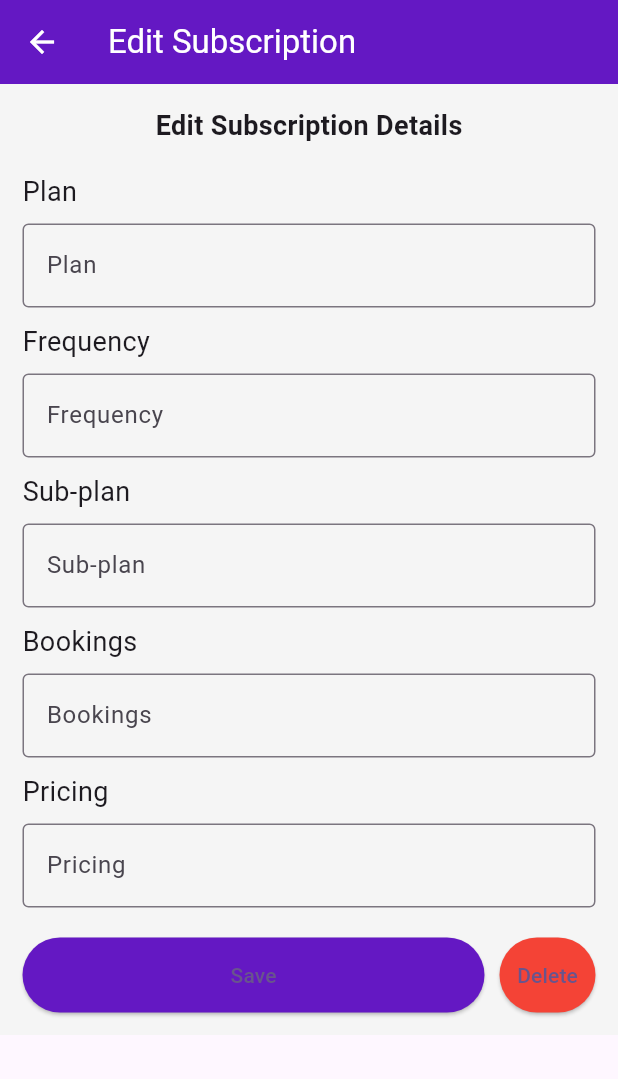
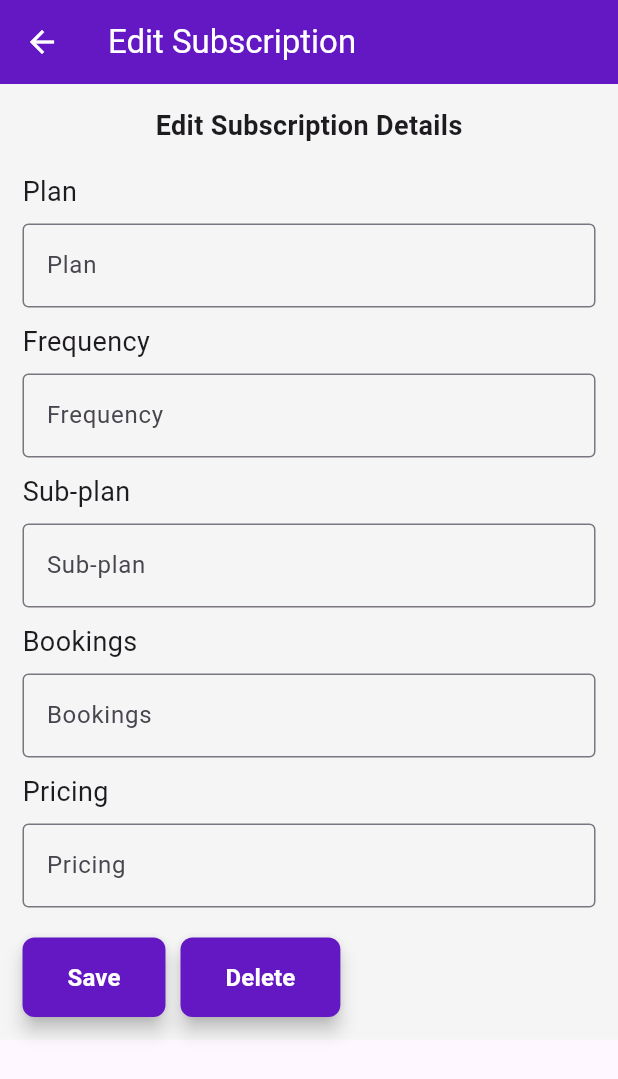
Before and after one commit to venkat7099/banquetbookingz, a Flutter app: the EditSubscriber screen opened by its route, on a phone screen of 412 x 824 dp. Shown: the top 1079 px of the screen. Run offline on Flutter 3.47's test engine with Material 3 defaults, Android fonts, the phone set to English and light mode, and no system bars; our stand-ins replace connectivity_plus, fl_chart, flutter_riverpod, image_picker, shared_preferences; missing offline and left inert: dart:ffi; accounts and stored records are empty; network calls fail; Roboto replaces fonts that are missing (Montserrat).

Commit message:
16dec updated

```diff
--- a/lib/views/addsubscriber.dart
+++ b/lib/views/addsubscriber.dart
@@ -1,6 +1,5 @@
 import 'package:flutter/material.dart';
 import 'package:flutter_riverpod/flutter_riverpod.dart';
-
 import '../providers/authprovider.dart';
 import '../providers/subscriptionprovider_0.dart';
 import 'package:banquetbookingz/providers/loader.dart';
@@ -119,7 +118,7 @@ class _AddSubscriberState extends ConsumerState<AddSubscriber> {
                   backgroundColor: const Color(0XFF6418C3),
                   foregroundColor: Colors.white,
                   padding: const EdgeInsets.symmetric(vertical: 15),
-                  minimumSize: Size(double.infinity, 50),
+                  minimumSize: const Size(double.infinity, 50),
                 ),
                 child: isLoading
                     ? const CircularProgressIndicator(color: Colors.white)
--- a/lib/views/editsubscriber.dart
+++ b/lib/views/editsubscriber.dart
@@ -80,63 +80,63 @@ class _EditSubscriberState extends ConsumerState<EditSubscriber> {
               const SizedBox(height: 10),
               _buildTextField("Pricing", pricingControllers, keyboardType: TextInputType.number),
               const SizedBox(height: 20),
-              Row(
-                children: [
-                  Expanded(
-                    child: ElevatedButton(
-                      onPressed: isLoading
-                          ? null
-                          : () async {
+              // Row(
+              //   children: [
+              //     Expanded(
+              //       child: ElevatedButton(
+              //         onPressed: isLoading
+              //             ? null
+              //             : () async {
 
-                            if(type=="plan"){
-                                await ref.read(subscriptionProvider.notifier).editSubscriptionDetails(
+              //               if(type=="plan"){
+              //                   await ref.read(subscriptionProvider.notifier).editSubscriptionDetails(
 
-                                    type:"plan",
-                                    planId: "7",
+              //                       type:"plan",
+              //                       planId: "7",
 
-                                    planName: "bronze",
-                                    createdby: "33",
+              //                       planName: "bronze",
+              //                       createdby: "33",
 
 
-                                  );
-                            }
-                            else{
-                                   await ref.read(subscriptionProvider.notifier).editSubscriptionDetails(
+              //                     );
+              //               }
+              //               else{
+              //                      await ref.read(subscriptionProvider.notifier).editSubscriptionDetails(
 
-                                    type:"sub_plan",
-                                    planId: "7",
-                                    planName: subPlanControllers.text,
+              //                       type:"sub_plan",
+              //                       planId: "7",
+              //                       planName: subPlanControllers.text,
 
-                                    frequency: frequencyControllers.text,
+              //                       frequency: frequencyControllers.text,
 
-                                    numBookings: bookingsControllers.text,
-                                    price: pricingControllers.text,
-                                  );
-                            }
+              //                       numBookings: bookingsControllers.text,
+              //                       price: pricingControllers.text,
+              //                     );
+              //               }
 
-                              _showSnackBar(context, "Subscription updated successfully!");
-                            },
-                      style: ElevatedButton.styleFrom(
-                        backgroundColor: const Color(0XFF6418C3),
-                        padding: const EdgeInsets.symmetric(vertical: 15),
-                      ),
-                      child: isLoading
-                          ? const CircularProgressIndicator(color: Colors.white)
-                          : const Text("Save"),
-                    ),
-                  ),
-                  const SizedBox(width: 10),
+              //                 _showSnackBar(context, "Subscription updated successfully!");
+              //               },
+              //         style: ElevatedButton.styleFrom(
+              //           backgroundColor: const Color(0XFF6418C3),
+              //           padding: const EdgeInsets.symmetric(vertical: 15),
+              //         ),
+              //         child: isLoading
+              //             ? const CircularProgressIndicator(color: Colors.white)
+              //             : const Text("Save"),
+              //       ),
+              //     ),
+              //     const SizedBox(width: 10),
 
-                  ElevatedButton(
-                      onPressed: (){
+              //     ElevatedButton(
+              //         onPressed: (){
 
 
-                      },
-                       style: ElevatedButton.styleFrom(
-                        backgroundColor: Colors.red,
-                        padding: const EdgeInsets.symmetric(vertical: 15),
-                         ),
-                       child:const Text("Delete")
+              //         },
+              //          style: ElevatedButton.styleFrom(
+              //           backgroundColor: Colors.red,
+              //           padding: const EdgeInsets.symmetric(vertical: 15),
+              //            ),
+              //          child:const Text("Delete")
                       // isDeleting
                       //     ? null
                       //     : () async {
@@ -153,55 +153,55 @@ class _EditSubscriberState extends ConsumerState<EditSubscriber> {
                       // child: isDeleting
                       //     ? const CircularProgressIndicator(color: Colors.white)
                       //     : const Text("Delete"),
+              //       ),
+
+              //   ],
+              // ),
+
+              Row(
+                children: [
+                    ElevatedButton(
+                      onPressed: () {
+
+                        print("Button Pressed!");
+                      },
+                      style: ElevatedButton.styleFrom(
+                        backgroundColor: const Color(0xFF6418C3), // Button color
+                        foregroundColor: Colors.white, // Text color
+                        padding: const EdgeInsets.symmetric(vertical: 15, horizontal: 30), // Padding
+                        shape: RoundedRectangleBorder(
+                          borderRadius: BorderRadius.circular(8), // Rounded corners
+                        ),
+                        elevation: 5, // Shadow elevation
+                      ),
+                      child: const Text(
+                        "Save",
+                        style: TextStyle(fontSize: 16, fontWeight: FontWeight.bold),
+                      ),
                     ),
-
-                ],
-              ),
-
-              // Row(
-              //   children: [
-              //       ElevatedButton(
-              //         onPressed: () {
-
-              //           print("Button Pressed!");
-              //         },
-              //         style: ElevatedButton.styleFrom(
-              //           backgroundColor: const Color(0xFF6418C3), // Button color
-              //           foregroundColor: Colors.white, // Text color
-              //           padding: const EdgeInsets.symmetric(vertical: 15, horizontal: 30), // Padding
-              //           shape: RoundedRectangleBorder(
-              //             borderRadius: BorderRadius.circular(8), // Rounded corners
-              //           ),
-              //           elevation: 5, // Shadow elevation
-              //         ),
-              //         child: const Text(
-              //           "Save",
-              //           style: TextStyle(fontSize: 16, fontWeight: FontWeight.bold),
-              //         ),
-              //       ),
-              //       const SizedBox(width: 10,),
-              //       ElevatedButton(
-              //           onPressed: () {
-              //             // Action to perform when button is pressed
-              //             print("Button Pressed!");
-              //           },
-              //           style: ElevatedButton.styleFrom(
-              //             backgroundColor: const Color(0xFF6418C3), // Button color
-              //             foregroundColor: Colors.white, // Text color
-              //             padding: const EdgeInsets.symmetric(vertical: 15, horizontal: 30), // Padding
-              //             shape: RoundedRectangleBorder(
-              //               borderRadius: BorderRadius.circular(8), // Rounded corners
-              //             ),
-              //             elevation: 5, // Shadow elevation
-              //           ),
-              //           child: const Text(
-              //             "Delete",
-              //             style: TextStyle(fontSize: 16, fontWeight: FontWeight.bold),
-              //           ),
-              //         ),
+                    const SizedBox(width: 10,),
+                    ElevatedButton(
+                        onPressed: () {
+                          // Action to perform when button is pressed
+                          print("Button Pressed!");
+                        },
+                        style: ElevatedButton.styleFrom(
+                          backgroundColor: const Color(0xFF6418C3), // Button color
+                          foregroundColor: Colors.white, // Text color
+                          padding: const EdgeInsets.symmetric(vertical: 15, horizontal: 30), // Padding
+                          shape: RoundedRectangleBorder(
+                            borderRadius: BorderRadius.circular(8), // Rounded corners
+                          ),
+                          elevation: 5, // Shadow elevation
+                        ),
+                        child: const Text(
+                          "Delete",
+                          style: TextStyle(fontSize: 16, fontWeight: FontWeight.bold),
+                        ),
+                      ),
 
 
-              // ],)
+              ],)
             ],
           ),
         ),
```
Also changed, not shown: lib/providers/subscriptionprovider_0.dart (+104 -0 lines), lib/views/addsubplan.dart (+32 -4 lines), lib/views/subscription.dart (+69 -42 lines).
